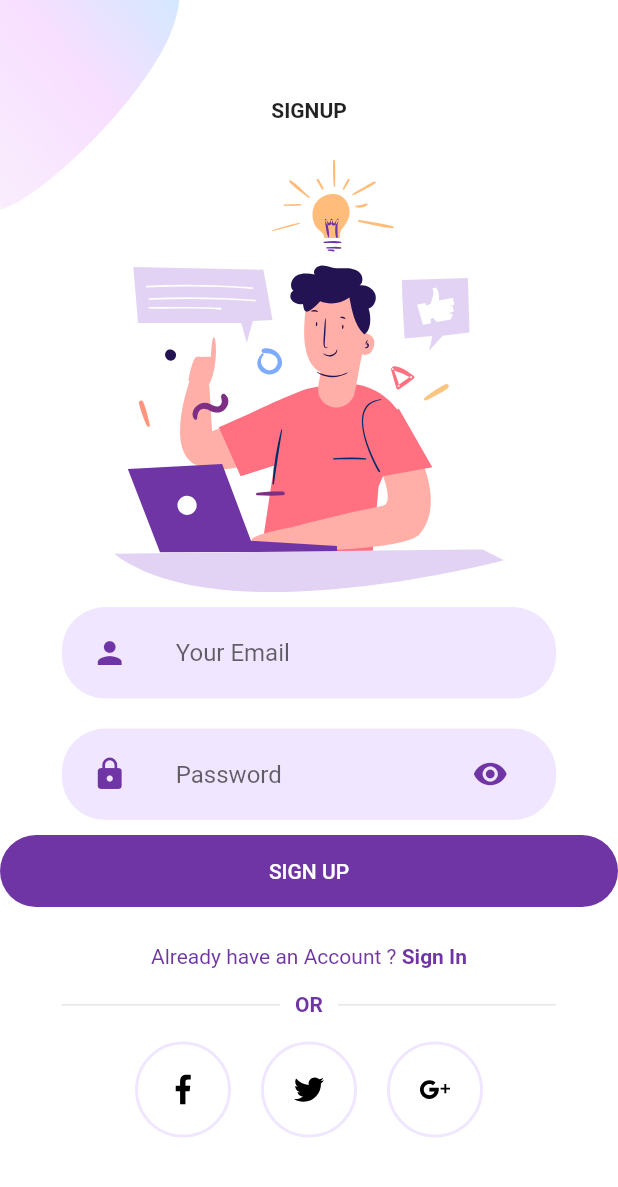
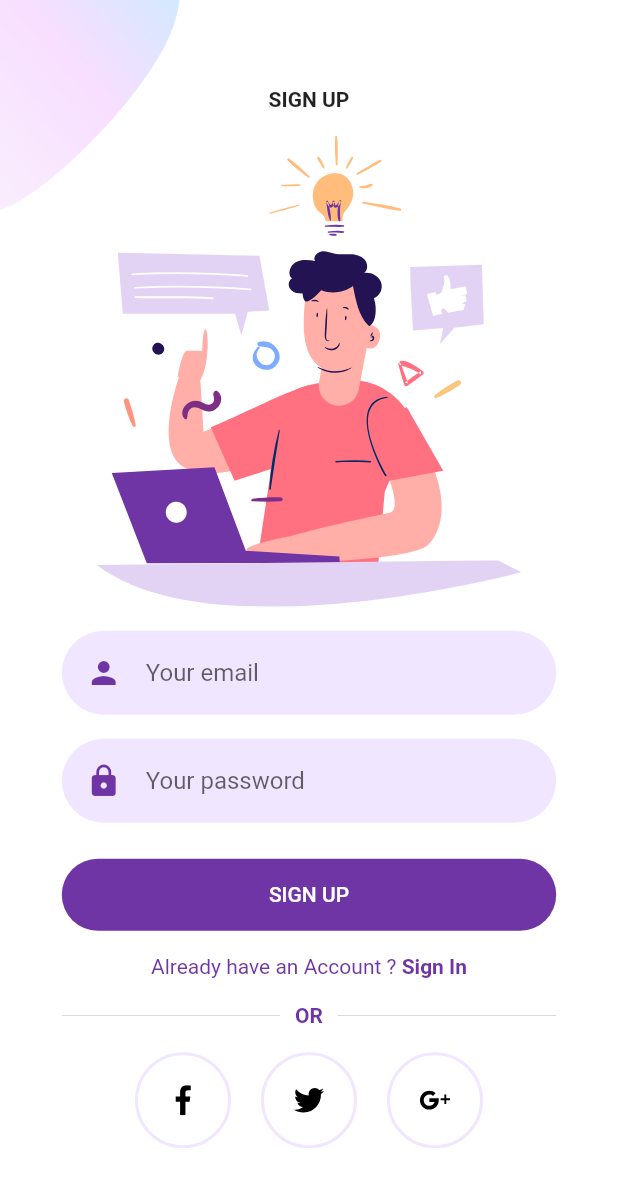
Before and after one commit to softdev55/Welcome-Login-Signup-Page-Flutter, a Flutter app: the screen it shows after launch, after a tap on "SIGN UP", on a phone screen of 412 x 824 dp. Shown: the top 1187 px of the screen. Run offline on Flutter 3.47's test engine with Material 2 defaults, Android fonts, the light colour scheme and no system bars; our stand-ins replace flutter_svg.

Commit message:
signup screen done

```diff
--- a/lib/Screens/Login/login_screen.dart
+++ b/lib/Screens/Login/login_screen.dart
@@ -27,6 +27,5 @@ class LoginScreen extends StatelessWidget {
         ),
       ),
     );
-    ;
   }
 }
--- a/lib/Screens/Signup/components/body.dart
+++ /dev/null
@@ -1,78 +0,0 @@
-import 'package:flutter/material.dart';
-import 'package:flutter_auth/Screens/Login/login_screen.dart';
-import 'package:flutter_auth/Screens/Signup/components/or_divider.dart';
-import 'package:flutter_auth/Screens/Signup/components/social_icon.dart';
-import 'package:flutter_auth/components/already_have_an_account_acheck.dart';
-import 'package:flutter_auth/components/rounded_input_field.dart';
-import 'package:flutter_auth/components/rounded_password_field.dart';
-import 'package:flutter_svg/svg.dart';
-
-import '../../../components/background.dart';
-
-class Body extends StatelessWidget {
-  @override
-  Widget build(BuildContext context) {
-    Size size = MediaQuery.of(context).size;
-    return Background(
-      child: SingleChildScrollView(
-        child: Column(
-          mainAxisAlignment: MainAxisAlignment.center,
-          children: <Widget>[
-            Text(
-              "SIGNUP",
-              style: TextStyle(fontWeight: FontWeight.bold),
-            ),
-            SizedBox(height: size.height * 0.03),
-            SvgPicture.asset(
-              "assets/icons/signup.svg",
-              height: size.height * 0.35,
-            ),
-            RoundedInputField(
-              hintText: "Your Email",
-              onChanged: (value) {},
-            ),
-            RoundedPasswordField(
-              onChanged: (value) {},
-            ),
-            ElevatedButton(
-              onPressed: () {},
-              child: Text("Sign Up".toUpperCase()),
-            ),
-            SizedBox(height: size.height * 0.03),
-            AlreadyHaveAnAccountCheck(
-              login: false,
-              press: () {
-                Navigator.push(
-                  context,
-                  MaterialPageRoute(
-                    builder: (context) {
-                      return LoginScreen();
-                    },
-                  ),
-                );
-              },
-            ),
-            OrDivider(),
-            Row(
-              mainAxisAlignment: MainAxisAlignment.center,
-              children: <Widget>[
-                SocalIcon(
-                  iconSrc: "assets/icons/facebook.svg",
-                  press: () {},
-                ),
-                SocalIcon(
-                  iconSrc: "assets/icons/twitter.svg",
-                  press: () {},
-                ),
-                SocalIcon(
-                  iconSrc: "assets/icons/google-plus.svg",
-                  press: () {},
-                ),
-              ],
-            )
-          ],
-        ),
-      ),
-    );
-  }
-}
--- /dev/null
+++ b/lib/Screens/Signup/components/sign_up_top_image.dart
@@ -0,0 +1,34 @@
+import 'package:flutter/material.dart';
+import 'package:flutter_svg/flutter_svg.dart';
+
+import '../../../constants.dart';
+
+class SignUpScreenTopImage extends StatelessWidget {
+  const SignUpScreenTopImage({
+    Key? key,
+  }) : super(key: key);
+
+  @override
+  Widget build(BuildContext context) {
+    return Column(
+      children: [
+        Text(
+          "Sign Up".toUpperCase(),
+          style: TextStyle(fontWeight: FontWeight.bold),
+        ),
+        SizedBox(height: defaultPadding),
+        Row(
+          children: [
+            const Spacer(),
+            Expanded(
+              flex: 8,
+              child: SvgPicture.asset("assets/icons/signup.svg"),
+            ),
+            const Spacer(),
+          ],
+        ),
+        SizedBox(height: defaultPadding),
+      ],
+    );
+  }
+}
--- /dev/null
+++ b/lib/Screens/Signup/components/signup_form.dart
@@ -0,0 +1,68 @@
+import 'package:flutter/material.dart';
+
+import '../../../components/already_have_an_account_acheck.dart';
+import '../../../constants.dart';
+import '../../Login/login_screen.dart';
+
+class SignUpForm extends StatelessWidget {
+  const SignUpForm({
+    Key? key,
+  }) : super(key: key);
+
+  @override
+  Widget build(BuildContext context) {
+    return Form(
+      child: Column(
+        children: [
+          TextFormField(
+            keyboardType: TextInputType.emailAddress,
+            textInputAction: TextInputAction.next,
+            cursorColor: kPrimaryColor,
+            onSaved: (email) {},
+            decoration: InputDecoration(
+              hintText: "Your email",
+              prefixIcon: Padding(
+                padding: const EdgeInsets.all(defaultPadding),
+                child: Icon(Icons.person),
+              ),
+            ),
+          ),
+          Padding(
+            padding: const EdgeInsets.symmetric(vertical: defaultPadding),
+            child: TextFormField(
+              textInputAction: TextInputAction.done,
+              obscureText: true,
+              cursorColor: kPrimaryColor,
+              decoration: InputDecoration(
+                hintText: "Your password",
+                prefixIcon: Padding(
+                  padding: const EdgeInsets.all(defaultPadding),
+                  child: Icon(Icons.lock),
+                ),
+              ),
+            ),
+          ),
+          const SizedBox(height: defaultPadding / 2),
+          ElevatedButton(
+            onPressed: () {},
+            child: Text("Sign Up".toUpperCase()),
+          ),
+          const SizedBox(height: defaultPadding),
+          AlreadyHaveAnAccountCheck(
+            login: false,
+            press: () {
+              Navigator.push(
+                context,
+                MaterialPageRoute(
+                  builder: (context) {
+                    return LoginScreen();
+                  },
+                ),
+              );
+            },
+          ),
+        ],
+      ),
+    );
+  }
+}
--- /dev/null
+++ b/lib/Screens/Signup/components/socal_sign_up.dart
@@ -0,0 +1,36 @@
+import 'package:flutter/material.dart';
+
+import '../../../screens/Signup/components/or_divider.dart';
+import '../../../screens/Signup/components/social_icon.dart';
+
+class SocalSignUp extends StatelessWidget {
+  const SocalSignUp({
+    Key? key,
+  }) : super(key: key);
+
+  @override
+  Widget build(BuildContext context) {
+    return Column(
+      children: [
+        OrDivider(),
+        Row(
+          mainAxisAlignment: MainAxisAlignment.center,
+          children: <Widget>[
+            SocalIcon(
+              iconSrc: "assets/icons/facebook.svg",
+              press: () {},
+            ),
+            SocalIcon(
+              iconSrc: "assets/icons/twitter.svg",
+              press: () {},
+            ),
+            SocalIcon(
+              iconSrc: "assets/icons/google-plus.svg",
+              press: () {},
+            ),
+          ],
+        ),
+      ],
+    );
+  }
+}
--- a/lib/Screens/Signup/signup_screen.dart
+++ b/lib/Screens/Signup/signup_screen.dart
@@ -1,11 +1,33 @@
 import 'package:flutter/material.dart';
-import 'package:flutter_auth/Screens/Signup/components/body.dart';
+import '../../components/background.dart';
+import 'components/sign_up_top_image.dart';
+import 'components/signup_form.dart';
+import 'components/socal_sign_up.dart';
 
 class SignUpScreen extends StatelessWidget {
   @override
   Widget build(BuildContext context) {
-    return Scaffold(
-      body: Body(),
+    return Background(
+      child: SingleChildScrollView(
+        child: Column(
+          mainAxisAlignment: MainAxisAlignment.center,
+          children: <Widget>[
+            SignUpScreenTopImage(),
+            Row(
+              children: [
+                const Spacer(),
+                Expanded(
+                  flex: 8,
+                  child: SignUpForm(),
+                ),
+                const Spacer(),
+              ],
+            ),
+            SocalSignUp()
+          ],
+        ),
+      ),
     );
+    ;
   }
 }
```
